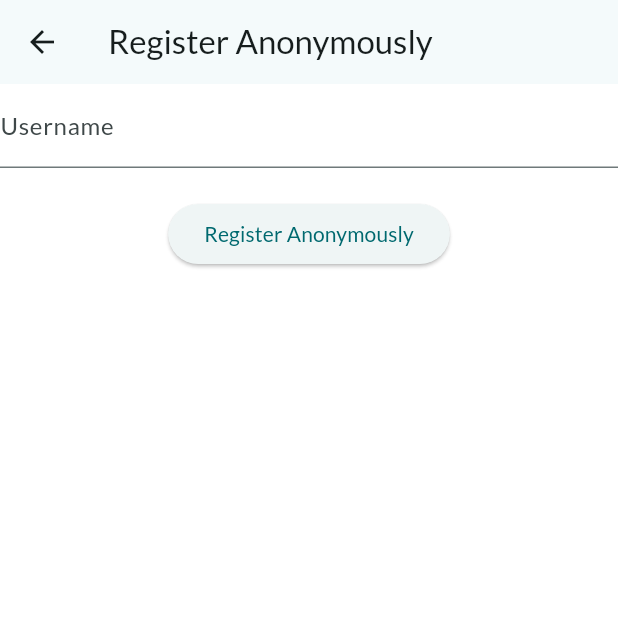
After one commit to kaer98/BlindVinsmagning, a Flutter app: the RegisterAnonScreen screen opened directly, after a tap on "Register Anonymously", on a phone screen of 412 x 824 dp, the top half of it. The commit adds this screen. Run offline on Flutter 3.47's test engine with Material 3 defaults, Android fonts, the phone set to English and light mode, and no system bars; our stand-ins replace google_fonts; missing offline and left inert: dart:ffi, list_picker.

Commit message:
add register anon

```diff
--- a/appr/lib/models/wset_eval.dart
+++ b/appr/lib/models/wset_eval.dart
@@ -54,7 +54,7 @@ class Wset {
   int? wineId;
   int? tastingId;
   int? UserId;
-  get stars => switch (cQuality!) {
+  get stars => switch (cQuality??CQualityEnum.Poor) {
     CQualityEnum.Poor=> 1,
     CQualityEnum.Acceptable => 2,
     CQualityEnum.Good => 3,
--- a/appr/lib/screens/main_menu.dart
+++ b/appr/lib/screens/main_menu.dart
@@ -61,7 +61,8 @@ class MainMenu extends StatelessWidget {
                       },
                       child: const Text('Profile'),
                     )
-                  : const SizedBox(),
+                  : SizedBox(height: _spacing,),
+                  SizedBox(height: _spacing),
               ElevatedButton(
                 onPressed: () {
                   appState.userId = null;
--- /dev/null
+++ b/appr/lib/screens/register_anon_screen.dart
@@ -0,0 +1,92 @@
+import 'package:appr/main.dart';
+import 'package:appr/screens/main_menu.dart';
+import 'package:flutter/material.dart';
+import 'package:http/http.dart' as http;
+import 'package:provider/provider.dart';
+import 'dart:convert';
+
+class RegisterAnonScreen extends StatefulWidget {
+   const RegisterAnonScreen({super.key});
+
+  @override
+  State<RegisterAnonScreen> createState() => _RegisterAnonScreenState();
+}
+
+class _RegisterAnonScreenState extends State<RegisterAnonScreen> {
+  final _formKey = GlobalKey<FormState>();
+
+  var username;
+
+  void _registerFailedSnackBar() {
+    ScaffoldMessenger.of(context).clearSnackBars();
+    ScaffoldMessenger.of(context).showSnackBar(
+      const SnackBar(
+        content: Text("Register failed"),
+      ),
+    );
+  }
+
+  void _register() async {
+    final isValid = _formKey.currentState!.validate();
+    var appstate = context.read<MyAppState>();
+
+      if (isValid ) {
+
+        _formKey.currentState!.save();
+        var url = Uri.parse("https://vin.jazper.dk/api/auth/signup");
+        var response = await http.post(url,
+            headers: {"Content-Type": "application/json"},
+            body: json.encode({
+              "fullname": username,
+              "birthday": DateTime.now().toString(),
+              "gender": "Male",
+              "username": username,
+              "password": username,
+              "confirmPassword": username,
+            }));
+            if (response.statusCode != 201) {
+              _registerFailedSnackBar();
+            } else {
+            appstate.userId = json.decode(response.body)['id'];
+            appstate.cookie = response.headers['set-cookie'];
+            Navigator.pushReplacement(context, MaterialPageRoute(builder: (context) {
+              return const MainMenu();
+            }));
+      }}
+
+  }
+
+  @override
+  Widget build(BuildContext context) {
+    return Scaffold(
+      appBar: AppBar(
+        title: const Text('Register Anonymously'),
+      ),
+      body: Column(
+        children: [
+          TextFormField(
+            decoration: const InputDecoration(
+              labelText: 'Username',
+            ),
+            onSaved: (newValue) => username = newValue,
+            validator: (value) => (value == null ||
+                    value.isEmpty ||
+                    value.trim().length <= 1 ||
+                    value.trim().length > 50)
+                ? 'Please enter a name'
+                : null,
+          ),
+          const SizedBox(
+            height: 20,
+          ),
+          Center(
+            child: ElevatedButton(
+              onPressed: _register,
+              child: const Text('Register Anonymously'),
+            ),
+          ),
+        ],
+      ),
+    );
+  }
+}
--- a/appr/lib/screens/results_screen.dart
+++ b/appr/lib/screens/results_screen.dart
@@ -17,7 +17,7 @@ class ResultScreen extends StatelessWidget {
         itemBuilder: (BuildContext context, int index) {
           return Card(
             child: ListTile(
-              title: Text(wineTastings.wines!.where((element) => element.id == wineTastings.wineEvaluation![index].wineId).first.name),
+              title: wineTastings.finished?Text(wineTastings.wines!.where((element) => element.id == wineTastings.wineEvaluation![index].wineId).first.name):Text("Wine: ${(index+1).toString()}"),
               subtitle: Text("${wineTastings.wineEvaluation![index].stars} stars"),
               onTap: () => {Navigator.of(context).push(MaterialPageRoute(builder: (context) {
                 return WineTastingScreen(wineTastings);
--- a/appr/lib/screens/start_screen.dart
+++ b/appr/lib/screens/start_screen.dart
@@ -1,5 +1,6 @@
 import 'package:appr/screens/login_screen.dart';
 import 'package:appr/screens/main_menu.dart';
+import 'package:appr/screens/register_anon_screen.dart';
 import 'package:appr/screens/register_screen.dart';
 import 'package:flutter/material.dart';
 
@@ -50,7 +51,7 @@ class StartScreen extends StatelessWidget {
                     context,
                     MaterialPageRoute(
                       builder: (context) {
-                        return const MainMenu();
+                        return const RegisterAnonScreen();
                       },
                     ),
                   );
--- a/appr/lib/screens/tasting_overview_screen.dart
+++ b/appr/lib/screens/tasting_overview_screen.dart
@@ -102,7 +102,11 @@ class _OverViewScreenState extends State<OverViewScreen> {
       appBar: AppBar(
         title: const Text("Tasting Overview"),
       ),
-      body: ListView.builder(
+      body: Column(
+        children: [
+          Container(
+            height: MediaQuery.of(context).size.height * 0.8,
+            child: ListView.builder(
               itemCount: wset.length,
               itemBuilder: (context, index) => Card(
                 child: ListTile(
@@ -116,6 +120,10 @@ class _OverViewScreenState extends State<OverViewScreen> {
                 ),
               ),
             ),
+          ),
+          ElevatedButton(onPressed: (){}, child: Text("Finish Tasting"))
+        ],
+      ),
     );
   }
 }
```
Lines whose indentation alone changed are shown as unchanged.
